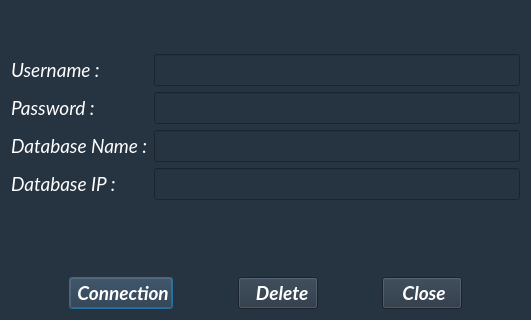
LouisVraie/dbManagerApp, file dialogconnexion.ui: the form before one commit; both pictures show x 0 to 531 and y 144 to 464 of the 531 by 464 pixel window.
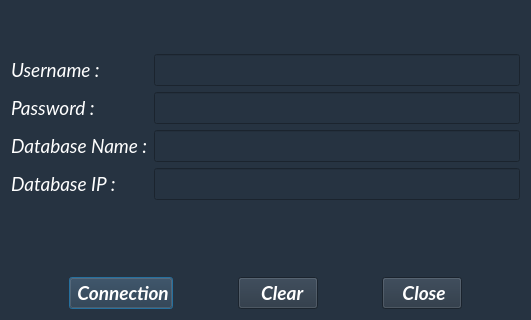
The form after the commit. Icons and pictures are not drawn.

Commit message: Ajout derniers logos mainwindow.ui

Patch:
```diff
--- a/dialogconnexion.ui
+++ b/dialogconnexion.ui
@@ -352,7 +352,7 @@
             </font>
            </property>
            <property name="text">
-            <string>  Delete</string>
+            <string>  Clear</string>
            </property>
            <property name="icon">
             <iconset resource="images.qrc">
```
Left out of the diff: 12 changed lines with no effect on the pictures. The commit also changes 7 other files.
